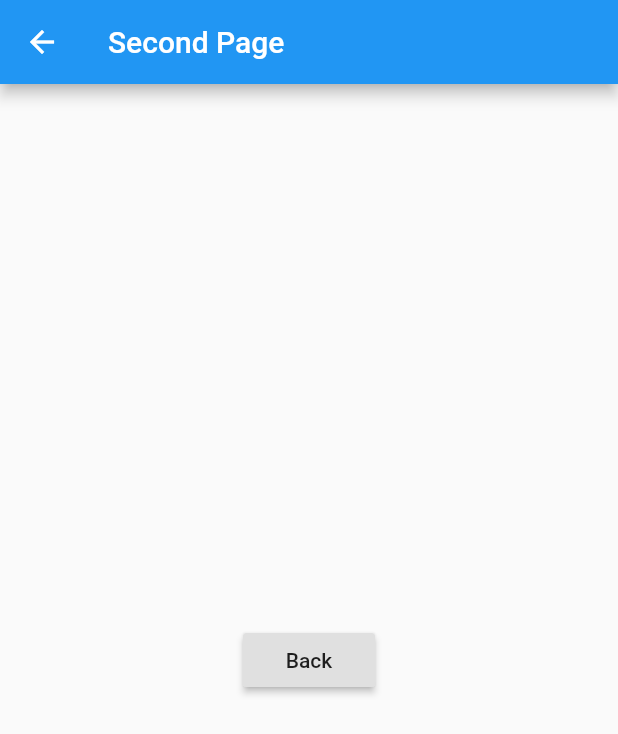
After one commit to HeavenOSK/basic_navigator, a Flutter app: the SecondPage screen opened directly, on a phone screen of 412 x 824 dp. The commit adds this screen. Shown: the top 734 px of the screen. Run offline on Flutter 3.47's test engine with Material 2 defaults, Android fonts, the phone set to English and light mode, and no system bars.

Commit message:
Rename: SecondPage

```diff
--- a/lib/app.dart
+++ b/lib/app.dart
@@ -1,5 +1,5 @@
+import 'package:flutter/material.dart';
 import 'package:basic_navigator/pages/first_page.dart';
-import 'package:flutter/material.dart';
 
 class App extends StatelessWidget {
   @override
--- a/lib/main.dart
+++ b/lib/main.dart
@@ -1,5 +1,4 @@
+import 'package:flutter/material.dart';
 import 'package:basic_navigator/app.dart';
-import 'package:basic_navigator/pages/first_page.dart';
-import 'package:flutter/material.dart';
 
 void main() => runApp(App());
--- /dev/null
+++ b/lib/pages/second_page.dart
@@ -0,0 +1,22 @@
+import 'package:flutter/material.dart';
+
+class SecondPage extends StatelessWidget {
+  SecondPage({
+    Key key,
+  }) : super(key: key);
+
+  @override
+  Widget build(BuildContext context) {
+    return Scaffold(
+      appBar: AppBar(title: Text('Second Page')),
+      body: Center(
+        child: RaisedButton(
+          child: Text('Back'),
+          onPressed: () {
+            Navigator.of(context).pop();
+          },
+        ),
+      ),
+    );
+  }
+}
```
Also changed, not shown: lib/pages/first_page.dart (+33 -6 lines).
